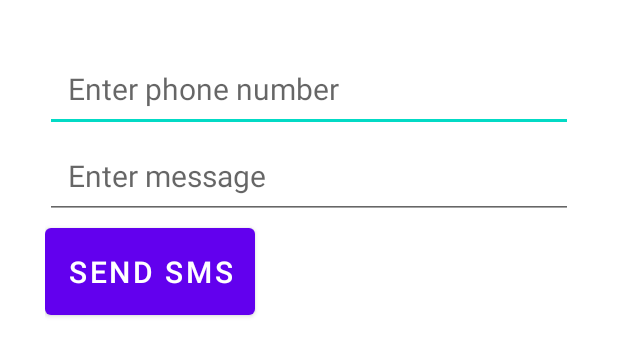
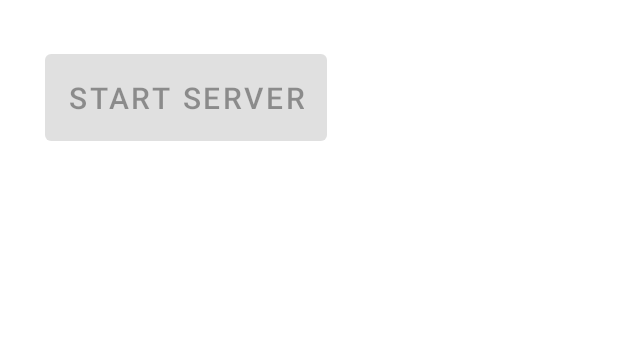
Before and after one commit to erisahoxha10/dualsimmsg, an Android app: the layout activity_main.xml on its own in the app's theme, with its tools: preview values and no code run, on a phone screen of 412 x 824 dp. Shown: the top 356 px of the screen. Run offline under Robolectric (Android 15) with nearby library versions, the phone set to English and light mode, and no system bars.

```diff
--- a/app/src/main/res/layout/activity_main.xml
+++ b/app/src/main/res/layout/activity_main.xml
@@ -6,19 +6,8 @@
     android:layout_height="match_parent"
     tools:context=".MainActivity">
 
-<!--    <TextView
-        android:layout_width="wrap_content"
-        android:layout_height="wrap_content"
-        android:text="Hello World!"
-        app:layout_constraintBottom_toBottomOf="parent"
-        app:layout_constraintLeft_toLeftOf="parent"
-        app:layout_constraintRight_toRightOf="parent"
-        app:layout_constraintTop_toTopOf="parent" />
-        -->
-
     <!-- res/layout/activity_main.xml -->
     <LinearLayout
-        xmlns:android="http://schemas.android.com/apk/res/android"
         android:layout_width="match_parent"
         android:layout_height="match_parent"
         android:orientation="vertical"
@@ -28,39 +17,32 @@
         app:layout_constraintRight_toRightOf="parent"
         app:layout_constraintTop_toTopOf="parent">
 
-        <EditText
-            android:id="@+id/phoneNumber"
-            android:layout_width="match_parent"
-            android:layout_height="wrap_content"
-            android:hint="Enter phone number"
-            android:textSize="20dp"
-            android:padding="15dp"
-            android:inputType="phone" />
-
-        <EditText
-            android:id="@+id/message"
-            android:layout_width="match_parent"
-            android:layout_height="wrap_content"
-            android:hint="Enter message"
-            android:textSize="20dp"
-            android:padding="15dp"
-            android:inputType="textMultiLine" />
-
         <Button
-            android:id="@+id/sendButton"
+            android:id="@+id/startServer"
             android:layout_width="wrap_content"
             android:layout_height="wrap_content"
-            android:textSize="20dp"
+            android:textSize="20sp"
             android:padding="15dp"
-            android:text="Send SMS" />
+            android:enabled="false"
+            android:text="@string/start_server_button" />
 
         <TextView
             android:id="@+id/statusTextView"
             android:layout_width="wrap_content"
             android:layout_height="wrap_content"
-            android:text=""
+            android:text="@string/status_message"
             android:visibility="gone"
             android:paddingTop="16dp" />
+
+        <Button
+            android:id="@+id/stopServer"
+            android:layout_width="wrap_content"
+            android:layout_height="wrap_content"
+            android:textSize="20sp"
+            android:padding="15dp"
+            android:enabled="false"
+            android:visibility="gone"
+            android:text="@string/stop_server_button" />
 
     </LinearLayout>
 
--- a/app/src/main/res/values/strings.xml
+++ b/app/src/main/res/values/strings.xml
@@ -1,4 +1,7 @@
 <resources>
     <string name="app_name">dual-sim-msg</string>
     <string name="app_name_single_sim">single-sim-msg</string>
+    <string name="start_server_button">Start Server</string>
+    <string name="status_message">Server is running on this device on port 8080</string>
+    <string name="stop_server_button">Stop Server</string>
 </resources>
```
Also changed, not shown: app/src/main/java/com/example/dual_sim_msg/MainActivity.kt (+54 -40 lines).
